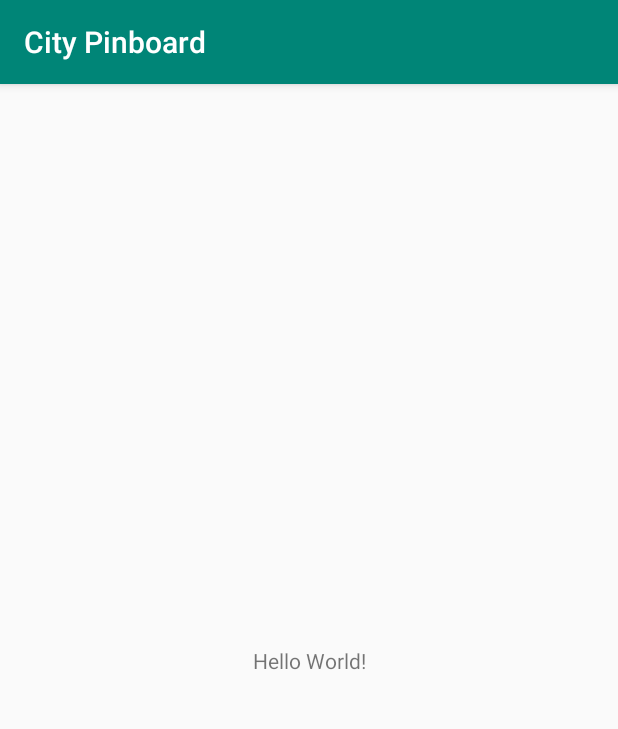
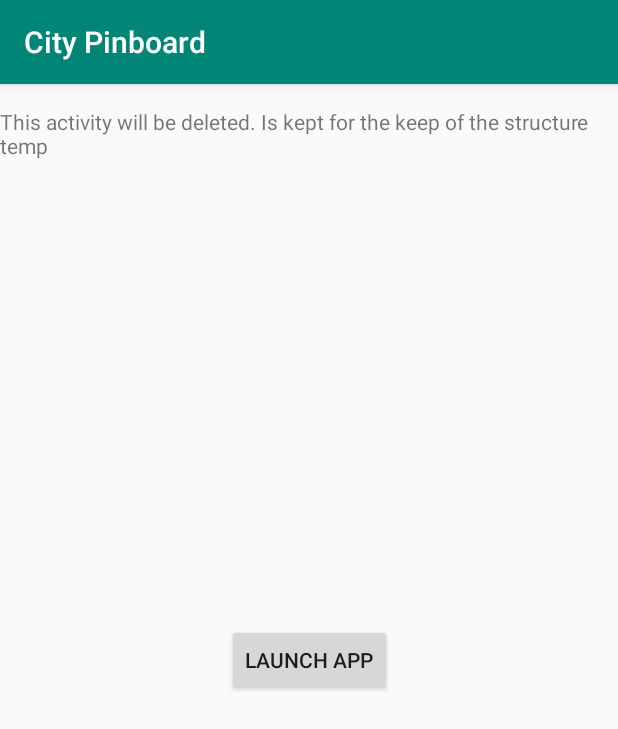
Before and after one commit to devrnt/school-native-apps, an Android app: the screen it shows after launch (MainActivity), on a phone screen of 412 x 824 dp. Shown: the top 729 px of the screen. Run offline under Robolectric (Android 15) with nearby library versions, the phone set to English and light mode, and no system bars.

Commit message:
Add pinboards list
Add pinboards list

Add pinboards list

```diff
--- a/app/build.gradle
+++ b/app/build.gradle
@@ -24,10 +24,12 @@ android {
 
 dependencies {
     implementation fileTree(dir: 'libs', include: ['*.jar'])
-    implementation"org.jetbrains.kotlin:kotlin-stdlib-jdk7:$kotlin_version"
+    implementation "org.jetbrains.kotlin:kotlin-stdlib-jdk7:$kotlin_version"
     implementation 'com.android.support:appcompat-v7:28.0.0'
     implementation 'com.android.support.constraint:constraint-layout:1.1.3'
     testImplementation 'junit:junit:4.12'
     androidTestImplementation 'com.android.support.test:runner:1.0.2'
     androidTestImplementation 'com.android.support.test.espresso:espresso-core:3.0.2'
+    implementation 'com.android.support:recyclerview-v7:28.0.0'
+    implementation 'com.android.support:cardview-v7:28.0.0'
 }
--- a/app/src/main/AndroidManifest.xml
+++ b/app/src/main/AndroidManifest.xml
@@ -16,6 +16,7 @@
                 <category android:name="android.intent.category.LAUNCHER" />
             </intent-filter>
         </activity>
+        <activity android:name=".PinboardsActivity"></activity>
     </application>
 
 </manifest>
--- a/app/src/main/java/com/jonasdevrient/citypinboard/MainActivity.kt
+++ b/app/src/main/java/com/jonasdevrient/citypinboard/MainActivity.kt
@@ -1,12 +1,19 @@
 package com.jonasdevrient.citypinboard
 
+import android.content.Intent
+import android.os.Bundle
 import android.support.v7.app.AppCompatActivity
-import android.os.Bundle
+import kotlinx.android.synthetic.main.activity_main.*
 
 class MainActivity : AppCompatActivity() {
 
     override fun onCreate(savedInstanceState: Bundle?) {
         super.onCreate(savedInstanceState)
         setContentView(R.layout.activity_main)
+
+        btnLaunchApp.setOnClickListener {
+            val intent = Intent(this, PinboardsActivity::class.java)
+            startActivity(intent)
+        }
     }
 }
--- a/app/src/main/java/com/jonasdevrient/citypinboard/models/Post.kt
+++ b/app/src/main/java/com/jonasdevrient/citypinboard/models/Post.kt
@@ -1,6 +1,6 @@
 package com.jonasdevrient.citypinboard.models
 
-import java.util.Date
+import java.util.*
 
 class Post (
         var title: String,
--- a/app/src/main/res/layout/activity_main.xml
+++ b/app/src/main/res/layout/activity_main.xml
@@ -6,13 +6,28 @@
     android:layout_height="match_parent"
     tools:context=".MainActivity">
 
-    <TextView
+    <Button
+        android:id="@+id/btnLaunchApp"
         android:layout_width="wrap_content"
         android:layout_height="wrap_content"
-        android:text="Hello World!"
+        android:layout_marginTop="8dp"
+        android:layout_marginBottom="8dp"
+        android:text="Launch app"
         app:layout_constraintBottom_toBottomOf="parent"
-        app:layout_constraintLeft_toLeftOf="parent"
-        app:layout_constraintRight_toRightOf="parent"
+        app:layout_constraintEnd_toEndOf="parent"
+        app:layout_constraintStart_toStartOf="parent"
         app:layout_constraintTop_toTopOf="parent" />
 
+    <TextView
+        android:id="@+id/textView"
+        android:layout_width="wrap_content"
+        android:layout_height="wrap_content"
+        android:layout_marginTop="15dp"
+        android:layout_marginBottom="8dp"
+        android:text="This activity will be deleted. Is kept for the keep of the structure temp"
+        app:layout_constraintBottom_toTopOf="@+id/button2"
+        app:layout_constraintEnd_toEndOf="parent"
+        app:layout_constraintStart_toStartOf="parent"
+        app:layout_constraintTop_toTopOf="parent"
+        app:layout_constraintVertical_bias="0.51" />
 </android.support.constraint.ConstraintLayout>
```
Also changed, not shown: app/src/main/java/com/jonasdevrient/citypinboard/PinboardsActivity.kt (added, +23 -0 lines), app/src/main/java/com/jonasdevrient/citypinboard/adapters/PinboardsAdapter.kt (added, +49 -0 lines), app/src/main/java/com/jonasdevrient/citypinboard/models/Pinboard.kt (+24 -1 lines), app/src/main/res/layout/activity_pinboards.xml (added, +21 -0 lines), app/src/main/res/layout/list_item.xml (added, +41 -0 lines), 2 other files.
